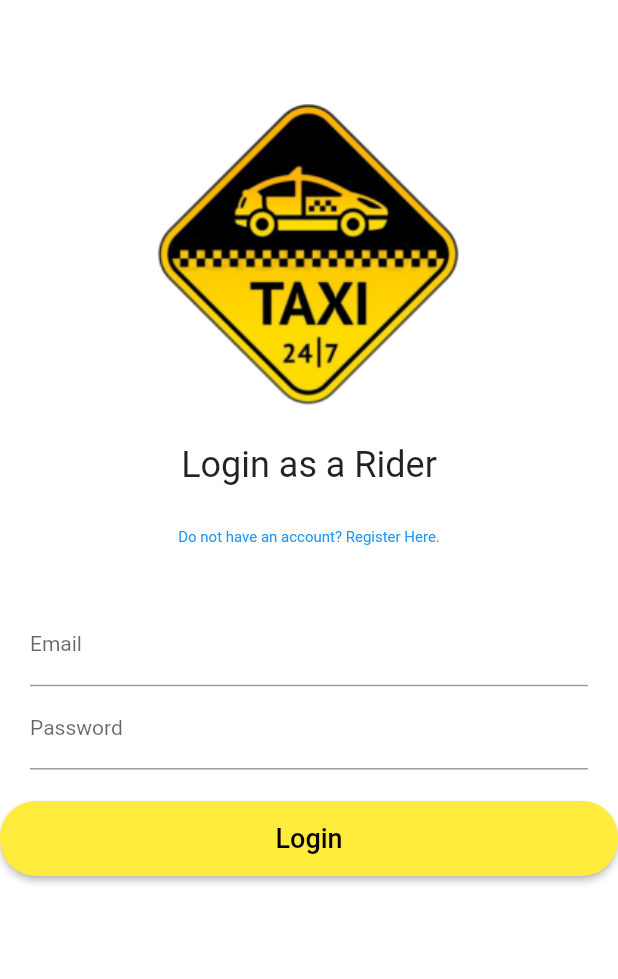
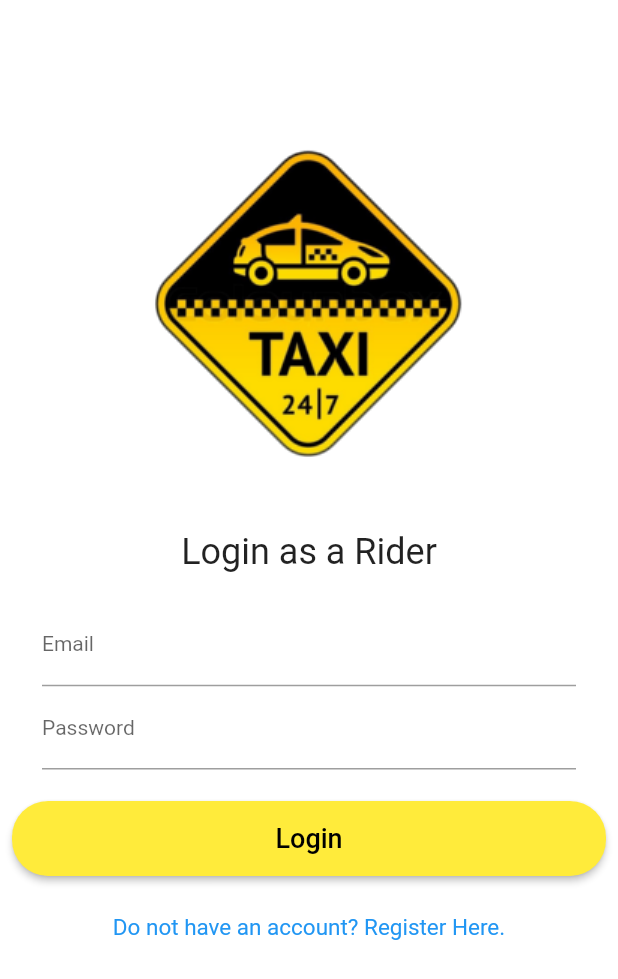
Before and after one commit to sanshanthan/riderapp, a Flutter app: the screen it shows after launch, after a tap on "Do not have an account? Register Here.", on a phone screen of 412 x 824 dp. Shown: the top 979 px of the screen. Run offline on Flutter 3.47's test engine with Material 2 defaults, Android fonts, the phone set to English and light mode, and no system bars.

Commit message:
column replaced by SingleChildScrollView

```diff
--- a/lib/login_page.dart
+++ b/lib/login_page.dart
@@ -8,15 +8,18 @@
   Widget build(BuildContext context) {
     return Scaffold(
       backgroundColor: Colors.white,
-      body: Column(
+      body: SingleChildScrollView(
+          child: Padding(
+        padding: const EdgeInsets.all(8.0),
+        child: Column(
           children: [
             const SizedBox(
               height: 45.0,
             ),
             const Image(
               image: AssetImage("images/logo.png"),
-            width: 250.0,
-            height: 250.0,
+              width: 300.0,
+              height: 300.0,
               alignment: Alignment.center,
             ),
             const SizedBox(
@@ -26,18 +29,6 @@
               "Login as a Rider",
               style: TextStyle(fontSize: 24.0),
               textAlign: TextAlign.center,
-          ),
-          const SizedBox(height: 10),
-          TextButton(
-            style: TextButton.styleFrom(
-              textStyle: const TextStyle(fontSize: 10),
-            ),
-            onPressed: () {
-              if (kDebugMode) {
-                print("clicked");
-              }
-            },
-            child: const Text('Do not have an account? Register Here.'),
             ),
             Padding(
               padding: const EdgeInsets.all(20.0),
@@ -102,20 +93,21 @@
                 ),
               ),
             ),
-          // const SizedBox(height: 10),
-          // TextButton(
-          //   style: TextButton.styleFrom(
-          //     textStyle: const TextStyle(fontSize: 10),
-          //   ),
-          //   onPressed: () {
-          //     if (kDebugMode) {
-          //       print("clicked");
-          //     }
-          //   },
-          //   child: const Text('Do not have an account? Register Here.'),
-          // ),
+            const SizedBox(height: 10),
+            TextButton(
+              style: TextButton.styleFrom(
+                textStyle: const TextStyle(fontSize: 15),
+              ),
+              onPressed: () {
+                if (kDebugMode) {
+                  print("clicked");
+                }
+              },
+              child: const Text('Do not have an account? Register Here.'),
+            ),
           ],
         ),
+      )),
     );
   }
 }
```
Lines whose indentation alone changed are shown as unchanged.
